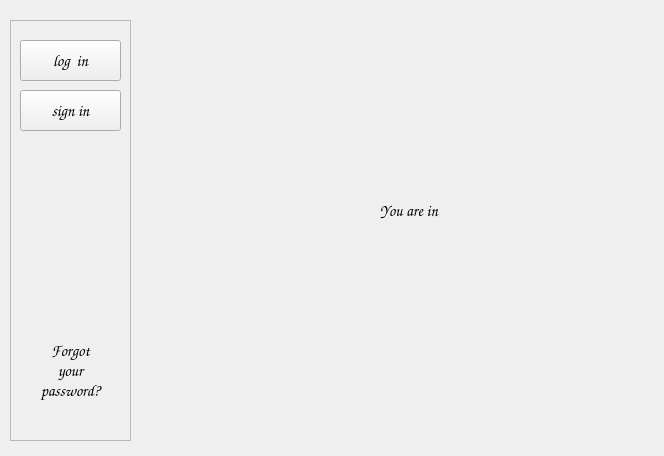
Old version of the form App_main/UI/register_login.ui in the repository piotrekgelert/register-sign-in-form-pyqt.
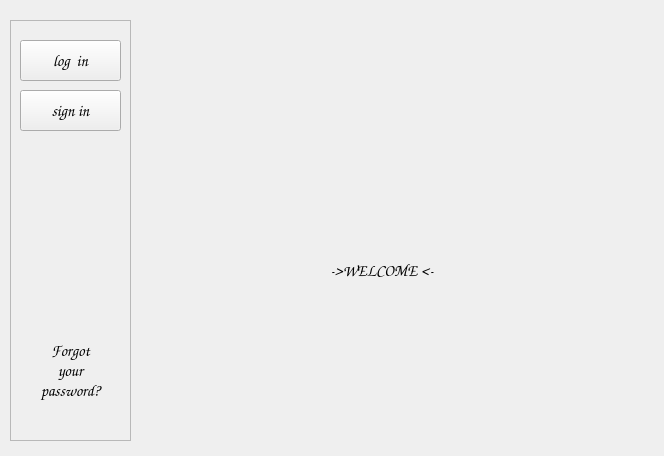
New version of the form. Icons and pictures are not drawn.

Commit message: add logged in window succesfully run sign up

Diff of the .ui file:
```diff
--- a/App_main/UI/register_login.ui
+++ b/App_main/UI/register_login.ui
@@ -40,7 +40,7 @@
      <enum>Qt::StrongFocus</enum>
     </property>
     <property name="currentIndex">
-     <number>4</number>
+     <number>0</number>
     </property>
     <widget class="QWidget" name="pg_welcome">
      <widget class="QLabel" name="lb_main_logo">
@@ -805,21 +805,6 @@
       </widget>
      </widget>
     </widget>
-    <widget class="QWidget" name="pg_inside">
-     <widget class="QLabel" name="label">
-      <property name="geometry">
-       <rect>
-        <x>230</x>
-        <y>180</y>
-        <width>81</width>
-        <height>21</height>
-       </rect>
-      </property>
-      <property name="text">
-       <string>You are in</string>
-      </property>
-     </widget>
-    </widget>
    </widget>
    <widget class="QFrame" name="frame">
     <property name="geometry">
```
The commit also changes 7 other files.
